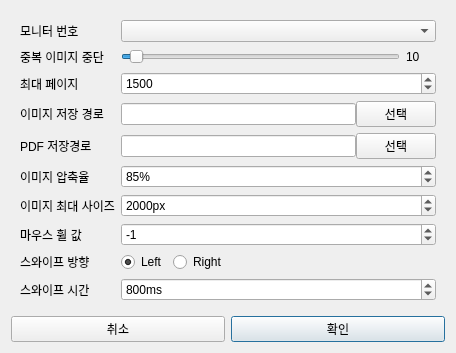
First picture: the form in ui/setting_dialog.ui, repository gyuha/capture-macro2, before the edit.
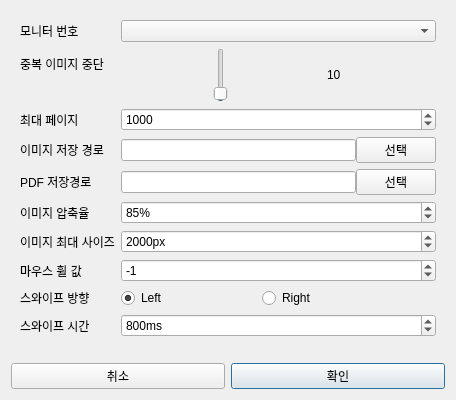
Second picture: the form after the edit.

The edit to the form file:
```diff
--- a/ui/setting_dialog.ui
+++ b/ui/setting_dialog.ui
@@ -7,7 +7,7 @@
     <x>0</x>
     <y>0</y>
     <width>456</width>
-    <height>345</height>
+    <height>400</height>
    </rect>
   </property>
   <property name="maximumSize">
@@ -71,9 +71,6 @@
             <property name="value">
              <number>3</number>
             </property>
-            <property name="orientation">
-             <enum>Qt::Orientation::Horizontal</enum>
-            </property>
            </widget>
           </item>
           <item>
@@ -107,13 +104,13 @@
            </size>
           </property>
           <property name="minimum">
-           <number>100</number>
+           <number>1</number>
           </property>
           <property name="maximum">
            <number>5000</number>
           </property>
           <property name="value">
-           <number>1500</number>
+           <number>1000</number>
           </property>
          </widget>
         </item>
@@ -303,9 +300,6 @@
           </item>
           <item>
            <spacer name="horizontalSpacer">
-            <property name="orientation">
-             <enum>Qt::Orientation::Horizontal</enum>
-            </property>
             <property name="sizeHint" stdset="0">
              <size>
               <width>40</width>
@@ -343,9 +337,6 @@
    </item>
    <item>
     <spacer name="verticalSpacer">
-     <property name="orientation">
-      <enum>Qt::Orientation::Vertical</enum>
-     </property>
      <property name="sizeHint" stdset="0">
       <size>
        <width>20</width>
```
Left out of the diff: 6 changed lines with no effect on the pictures.
